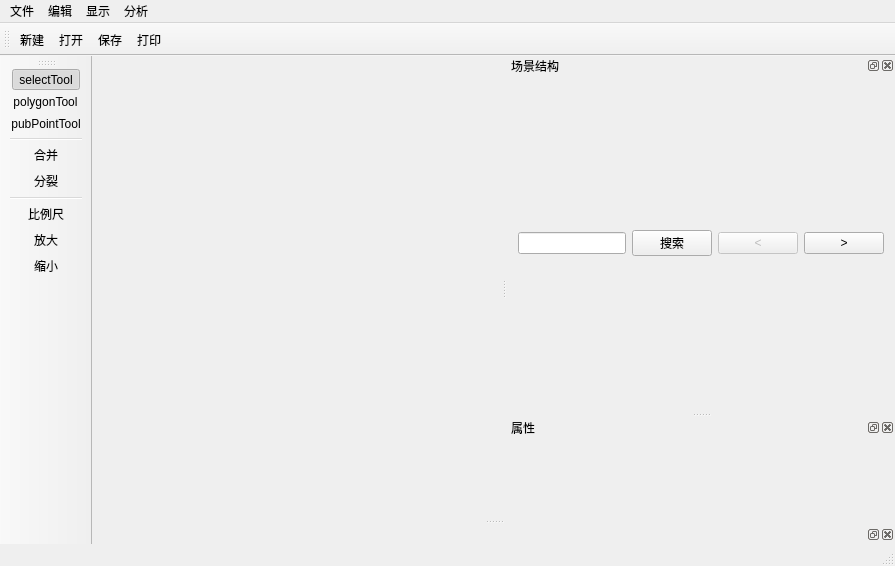
wolfwind521/IndoorMapEditor, file mainwindow.ui: the form before one commit.
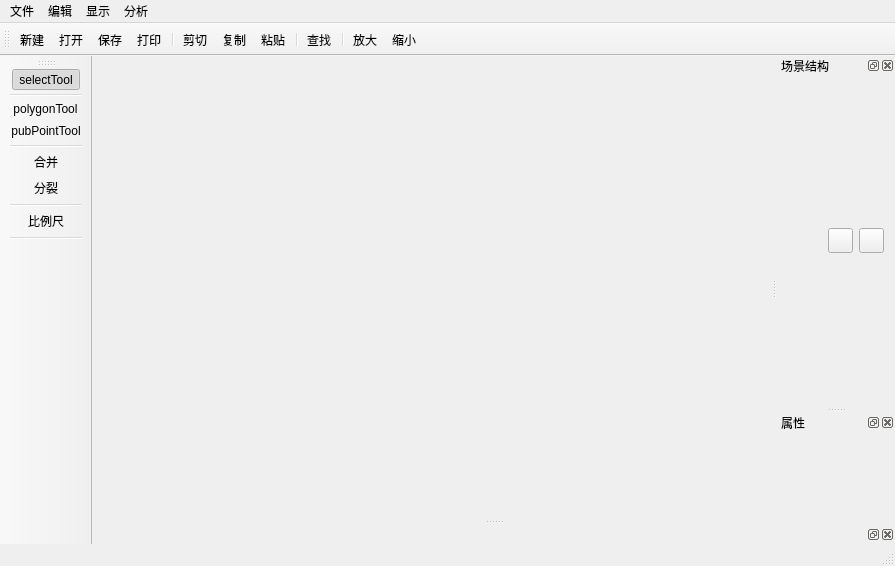
The form after the commit. Icons and pictures are not drawn.

The edit to the form file:
```diff
--- a/mainwindow.ui
+++ b/mainwindow.ui
@@ -93,6 +93,15 @@
    <addaction name="actionOpen"/>
    <addaction name="actionSave"/>
    <addaction name="actionPrint"/>
+   <addaction name="separator"/>
+   <addaction name="actionCut"/>
+   <addaction name="actionCopy"/>
+   <addaction name="actionPaste"/>
+   <addaction name="separator"/>
+   <addaction name="actionFind"/>
+   <addaction name="separator"/>
+   <addaction name="actionZoomIn"/>
+   <addaction name="actionZoomOut"/>
   </widget>
   <widget class="QStatusBar" name="statusBar"/>
   <widget class="QToolBar" name="toolToolBar">
@@ -106,6 +115,7 @@
     <bool>false</bool>
    </attribute>
    <addaction name="actionSelectTool"/>
+   <addaction name="separator"/>
    <addaction name="actionPolygonTool"/>
    <addaction name="actionPubPointTool"/>
    <addaction name="separator"/>
@@ -113,8 +123,7 @@
    <addaction name="actionSplitTool"/>
    <addaction name="separator"/>
    <addaction name="actionScaleTool"/>
-   <addaction name="actionZoomIn"/>
-   <addaction name="actionZoomOut"/>
+   <addaction name="separator"/>
   </widget>
   <widget class="QDockWidget" name="dockTreeWidget">
    <property name="windowTitle">
@@ -134,32 +143,45 @@
      <item>
       <layout class="QHBoxLayout" name="searchLayout">
        <item>
-        <widget class="QLineEdit" name="searchEdit"/>
-       </item>
-       <item>
-        <widget class="QPushButton" name="searchButton">
-         <property name="text">
-          <string>搜索</string>
+        <spacer name="horizontalSpacer">
+         <property name="orientation">
+          <enum>Qt::Horizontal</enum>
          </property>
-        </widget>
+         <property name="sizeHint" stdset="0">
+          <size>
+           <width>40</width>
+           <height>20</height>
+          </size>
+         </property>
+        </spacer>
        </item>
        <item>
-        <widget class="QPushButton" name="preResultButton">
-         <property name="enabled">
-          <bool>false</bool>
+        <widget class="QPushButton" name="addLayerButton">
+         <property name="maximumSize">
+          <size>
+           <width>25</width>
+           <height>25</height>
+          </size>
          </property>
          <property name="text">
-          <string>&lt;</string>
+          <string/>
          </property>
         </widget>
        </item>
        <item>
-        <widget class="QPushButton" name="nextResultButton">
-         <property name="enabled">
-          <bool>true</bool>
+        <widget class="QPushButton" name="deleteButton">
+         <property name="maximumSize">
+          <size>
+           <width>25</width>
+           <height>25</height>
+          </size>
          </property>
          <property name="text">
-          <string>&gt;</string>
+          <string/>
+         </property>
+         <property name="icon">
+          <iconset resource="IndoorMapEditor.qrc">
+           <normaloff>:/src/icon/trash.png</normaloff>:/src/icon/trash.png</iconset>
          </property>
         </widget>
        </item>
@@ -599,6 +621,42 @@
     <string>显示铺位类别</string>
    </property>
   </action>
+  <action name="actionCut">
+   <property name="icon">
+    <iconset resource="IndoorMapEditor.qrc">
+     <normaloff>:/src/icon/cut.png</normaloff>:/src/icon/cut.png</iconset>
+   </property>
+   <property name="text">
+    <string>剪切</string>
+   </property>
+   <property name="shortcut">
+    <string>Ctrl+X</string>
+   </property>
+  </action>
+  <action name="actionCopy">
+   <property name="icon">
+    <iconset resource="IndoorMapEditor.qrc">
+     <normaloff>:/src/icon/copy.png</normaloff>:/src/icon/copy.png</iconset>
+   </property>
+   <property name="text">
+    <string>复制</string>
+   </property>
+   <property name="shortcut">
+    <string>Ctrl+C</string>
+   </property>
+  </action>
+  <action name="actionPaste">
+   <property name="icon">
+    <iconset resource="IndoorMapEditor.qrc">
+     <normaloff>:/src/icon/editpaste.png</normaloff>:/src/icon/editpaste.png</iconset>
+   </property>
+   <property name="text">
+    <string>粘贴</string>
+   </property>
+   <property name="shortcut">
+    <string>Ctrl+V</string>
+   </property>
+  </action>
  </widget>
  <layoutdefault spacing="6" margin="11"/>
  <resources>
```
Left out of the diff: 50 changed lines with no effect on the pictures.
